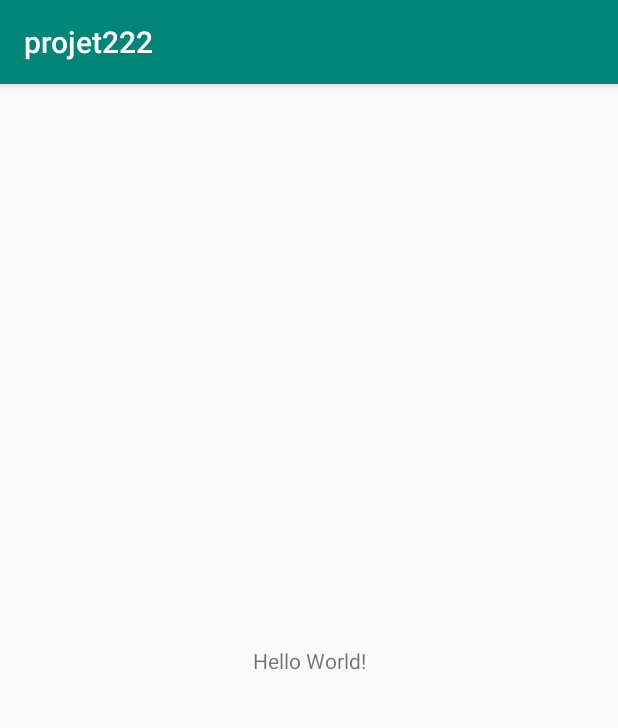
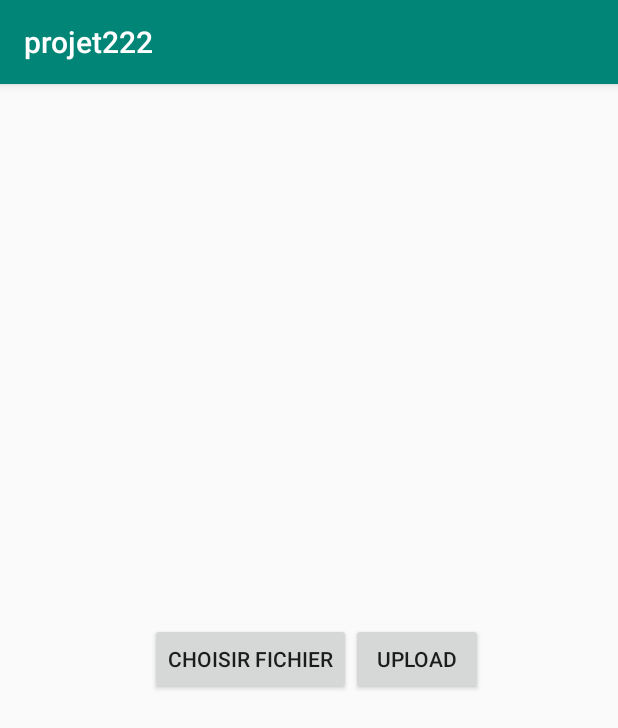
Before and after one commit to maaaaaaaaaaaaaaaaarin/projetP222, an Android app: the screen it shows after launch (MainActivity), on a phone screen of 412 x 824 dp. Shown: the top 728 px of the screen. Run offline under Robolectric (Android 15) with nearby library versions, the phone set to English and light mode, and no system bars.

Commit message:
add getData method to DatabaseHelper

```diff
--- a/code/app/src/main/java/p222/tp3/projet222/DatabaseHelper.java
+++ b/code/app/src/main/java/p222/tp3/projet222/DatabaseHelper.java
@@ -1,4 +1,114 @@
 package p222.tp3.projet222;
 
-public class DatabaseHelper {
+import android.content.ContentValues;
+import android.content.Context;
+import android.database.Cursor;
+import android.database.sqlite.SQLiteDatabase;
+import android.database.sqlite.SQLiteOpenHelper;
+
+import java.util.Date;
+
+public class DatabaseHelper extends SQLiteOpenHelper {
+
+    private static final String NOM_TABLE = "table_images";
+
+    private static final String ID      = "ID";
+    private static final String TYPE_ID = "INTEGER PRIMARY KEY AUTOINCREMENT NOT NULL";
+
+    private static final String FILENAME = "FILENAME";
+    private static final String TYPE_FILENAME = "VARCHAR(30) NOT NULL";
+
+    private static final String ENC_FILENAME = "ENC_FILENAME";
+    private static final String TYPE_ENC_FILENAME = "VARCHAR(50)";
+
+    private static final String UPLOADED_AT = "UPLOADED_AT";
+    private static final String TYPE_UPLOADED_AT = "DATETIME('now') NOT NULL";
+
+    private static final String PATH = "PATH";
+    private static final String TYPE_PATH = "VARCHAR(50)";
+
+    /*
+    table_images:
+    -----------------------------------------------------------------------------
+    ID          FILENAME        ENC_FILENAME        UPLOADED_AT         PATH
+    <INTEGER>   <VARCHAR>       <VARCHAR|NULL>      <DATETIME>          <VARCHAR>
+     */
+
+
+    private static final String UPLOAD_PATH = "/uploads/";
+
+
+
+
+    public DatabaseHelper(Context c) {
+        super(c, NOM_TABLE, null, 1);
+    }
+
+    @Override
+    public void onCreate(SQLiteDatabase db) {
+        String createTable = "CREATE TABLE "+NOM_TABLE
+                +            "("
+                +               ID + " " +TYPE_ID+" "
+                +               FILENAME + " " +TYPE_FILENAME + " "
+                +               ENC_FILENAME + " " + TYPE_ENC_FILENAME + " "
+                +               UPLOADED_AT + " " + TYPE_UPLOADED_AT + " "
+                +               PATH + " " + TYPE_PATH
+                +            ")";
+        db.execSQL(createTable);
+    }
+
+    @Override
+    public void onUpgrade(SQLiteDatabase db, int oldVersion, int newVersion) {
+        db.execSQL(
+                "DROP TABLE IF EXISTS "+NOM_TABLE
+        );
+        onCreate(db);
+    }
+
+    /*
+    Retourne le nom de l'utilisateur pour avoir un path
+    tel que: ~/nom_utilisateur
+    où est relatif à l'endroit où les données sont sensées être stockées
+     */
+    public String getUserBasePath() {
+        return "";
+    }
+
+    public boolean addFichier(TypeFichier f) {
+        SQLiteDatabase db = this.getWritableDatabase();
+        ContentValues cv = new ContentValues();
+        cv = fillFields(cv, f);
+        long errcode = db.insert(NOM_TABLE, null, cv);
+
+        // -1 si mauvaise insertion
+        if (errcode == -1) {
+            return false;
+        }
+        return true;
+    }
+
+    private ContentValues fillFields(ContentValues cv, TypeFichier f) {
+        String filename = f.getNom();
+        if (f.isEncrypted()) {
+            filename = f.getEncName();
+            cv.put(ENC_FILENAME, filename);
+
+        }
+        // TODO: avoir un moyen de manage/connaître le dossier où upload, avec un potentiel manageur de fichiers
+        //this.getUserBasePath() + this.UPLOAD_PATH + filename;
+        filename = "/path/to/upload/dir/" + filename;
+
+
+        cv.put(FILENAME, f.getNom());
+        cv.put(PATH, filename);
+        cv.put(UPLOADED_AT, (new Date()).toString());
+        return cv;
+    }
+
+    private Cursor getData() {
+        SQLiteDatabase db = this.getWritableDatabase();
+        String query = "SELECT * FROM "+NOM_TABLE;
+        Cursor data = db.rawQuery(query);
+        return data;
+    }
 }
--- a/code/app/src/main/java/p222/tp3/projet222/MainActivity.java
+++ b/code/app/src/main/java/p222/tp3/projet222/MainActivity.java
@@ -3,12 +3,29 @@ package p222.tp3.projet222;
 import androidx.appcompat.app.AppCompatActivity;
 
 import android.os.Bundle;
+import android.view.View;
+import android.widget.Button;
 
 public class MainActivity extends AppCompatActivity {
+
+    private DatabaseHelper dbh = new DatabaseHelper(this.getBaseContext());
 
     @Override
     protected void onCreate(Bundle savedInstanceState) {
         super.onCreate(savedInstanceState);
-        setContentView(R.layout.activity_main);
+        setContentView(R.layout.test_upload);
+
+
+        Button bUp = findViewById(R.id.btnUpload);
+        bUp.setOnClickListener(new View.OnClickListener() {
+            @Override
+            public void onClick(View v) {
+                TypeFichier f = new TypeFichier("test", "fake/path");
+                dbh.addFichier(f);
+            }
+        });
     }
+
+
+
 }
--- a/code/app/src/main/res/layout/test_upload.xml
+++ b/code/app/src/main/res/layout/test_upload.xml
@@ -1,6 +1,30 @@
 <?xml version="1.0" encoding="utf-8"?>
-<LinearLayout xmlns:android="http://schemas.android.com/apk/res/android"
-    android:orientation="vertical" android:layout_width="match_parent"
-    android:layout_height="match_parent">
+<androidx.constraintlayout.widget.ConstraintLayout xmlns:android="http://schemas.android.com/apk/res/android"
+    xmlns:app="http://schemas.android.com/apk/res-auto"
+    xmlns:tools="http://schemas.android.com/tools"
+    android:id="@+id/linearLayout"
+    android:layout_width="match_parent"
+    android:layout_height="match_parent"
+    android:orientation="vertical">
 
-</LinearLayout>
+    <Button
+        android:id="@+id/btnChoix"
+        android:layout_width="wrap_content"
+        android:layout_height="wrap_content"
+        android:layout_marginStart="100dp"
+        android:text="Choisir fichier"
+        app:layout_constraintBottom_toBottomOf="parent"
+        app:layout_constraintStart_toStartOf="parent"
+        app:layout_constraintTop_toTopOf="parent"
+        app:layout_constraintVertical_bias="0.499" />
+
+    <Button
+        android:id="@+id/btnUpload"
+        android:layout_width="wrap_content"
+        android:layout_height="wrap_content"
+        android:text="UPLOAD"
+        app:layout_constraintBottom_toBottomOf="parent"
+        app:layout_constraintStart_toEndOf="@id/btnChoix"
+        app:layout_constraintTop_toTopOf="parent"
+        app:layout_constraintVertical_bias="0.499" />
+</androidx.constraintlayout.widget.ConstraintLayout>
```
Also changed, not shown: code/app/src/main/java/p222/tp3/projet222/TypeFichier.java (+41 -0 lines), 1 other file.
